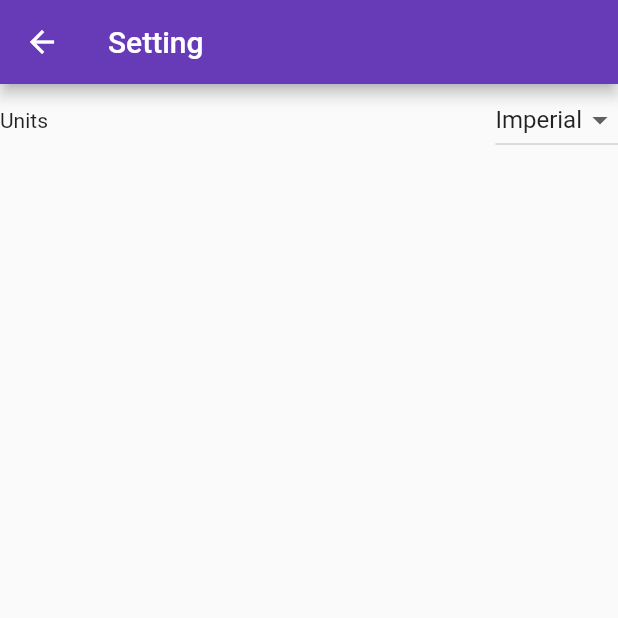
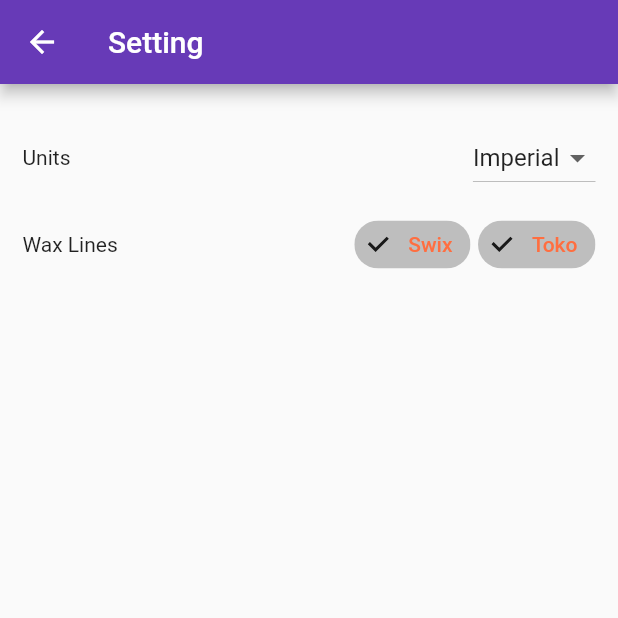
Before and after one commit to enspdf/flutter_wax_app, a Flutter app: the Settings screen opened directly, on a phone screen of 412 x 824 dp, the top half of it. Run offline on Flutter 3.47's test engine with Material 2 defaults, Android fonts, the phone set to English and light mode, and no system bars; our stand-ins replace shared_preferences; accounts and stored records are empty.

Commit message:
Finish Change Notifier Provider sample

```diff
--- /dev/null
+++ b/lib/providers/settings_provider.dart
@@ -0,0 +1,58 @@
+import 'package:flutter/material.dart';
+import 'package:shared_preferences/shared_preferences.dart';
+
+class SettingsProvider with ChangeNotifier {
+  String _units;
+  List<String> _waxLines;
+
+  SettingsProvider() {
+    _units = "Imperial";
+    _waxLines = ["Swix", "Toko"];
+    loadPreferences();
+  }
+
+  String get units => _units;
+  List<String> get waxLines => _waxLines;
+
+  void setUnits(String units) {
+    _units = units;
+    notifyListeners();
+    savePreferences();
+  }
+
+  void setWaxLines(List<String> waxLines) {
+    _waxLines = waxLines;
+    notifyListeners();
+  }
+
+  void addWaxLine(String waxLine) {
+    if (_waxLines.contains(waxLine) == false) {
+      _waxLines.add(waxLine);
+      notifyListeners();
+      savePreferences();
+    }
+  }
+
+  void removeWaxLine(String waxLine) {
+    if (_waxLines.contains(waxLine) == true) {
+      _waxLines.remove(waxLine);
+      notifyListeners();
+      savePreferences();
+    }
+  }
+
+  savePreferences() async {
+    SharedPreferences prefs = await SharedPreferences.getInstance();
+    prefs.setString("units", _units);
+    prefs.setStringList("waxLines", _waxLines);
+  }
+
+  loadPreferences() async {
+    SharedPreferences prefs = await SharedPreferences.getInstance();
+    String units = prefs.getString("units");
+    List<String> waxLines = prefs.getStringList("waxLines");
+
+    if (units != null) setUnits(units);
+    if (waxLines != null) setWaxLines(waxLines);
+  }
+}
--- a/lib/screens/settings.dart
+++ b/lib/screens/settings.dart
@@ -1,21 +1,30 @@
 import 'package:flutter/material.dart';
+import 'package:flutter_wax_app/providers/settings_provider.dart';
+import 'package:provider/provider.dart';
 
 class Settings extends StatelessWidget {
   @override
   Widget build(BuildContext context) {
+    var settingsProvider = Provider.of<SettingsProvider>(context);
+
     return Scaffold(
       appBar: AppBar(
         title: Text("Setting"),
       ),
       body: Column(
         children: <Widget>[
-          Row(
+          SizedBox(height: 25),
+          Padding(
+            padding: const EdgeInsets.symmetric(horizontal: 15),
+            child: Row(
               mainAxisAlignment: MainAxisAlignment.spaceBetween,
               children: <Widget>[
                 Text("Units"),
                 DropdownButton<String>(
-                value: "Imperial",
-                onChanged: (String value) {},
+                  value: settingsProvider.units,
+                  onChanged: (String value) {
+                    settingsProvider.setUnits(value);
+                  },
                   items: <String>[
                     "Imperial",
                     "Metric",
@@ -28,6 +37,63 @@ class Settings extends StatelessWidget {
                 ),
               ],
             ),
+          ),
+          SizedBox(
+            height: 10,
+          ),
+          Padding(
+            padding: const EdgeInsets.symmetric(horizontal: 15),
+            child: Row(
+              mainAxisAlignment: MainAxisAlignment.spaceBetween,
+              children: <Widget>[
+                Text("Wax Lines"),
+                Container(
+                  child: Wrap(
+                    spacing: 5,
+                    runSpacing: 5,
+                    children: <Widget>[
+                      FilterChip(
+                        label: Text(
+                          "Swix",
+                          style: TextStyle(
+                            color: Theme.of(context).accentColor,
+                          ),
+                        ),
+                        selected: (settingsProvider.waxLines.contains("Swix"))
+                            ? true
+                            : false,
+                        onSelected: (bool value) {
+                          if (value == true) {
+                            settingsProvider.addWaxLine("Swix");
+                          } else {
+                            settingsProvider.removeWaxLine("Swix");
+                          }
+                        },
+                      ),
+                      FilterChip(
+                        label: Text(
+                          "Toko",
+                          style: TextStyle(
+                            color: Theme.of(context).accentColor,
+                          ),
+                        ),
+                        selected: (settingsProvider.waxLines.contains("Toko"))
+                            ? true
+                            : false,
+                        onSelected: (bool value) {
+                          if (value == true) {
+                            settingsProvider.addWaxLine("Toko");
+                          } else {
+                            settingsProvider.removeWaxLine("Toko");
+                          }
+                        },
+                      ),
+                    ],
+                  ),
+                ),
+              ],
+            ),
+          ),
         ],
       ),
     );
```
Also changed, not shown: lib/main.dart (+11 -6 lines), 3 other files. Lines whose indentation alone changed are shown as unchanged.
